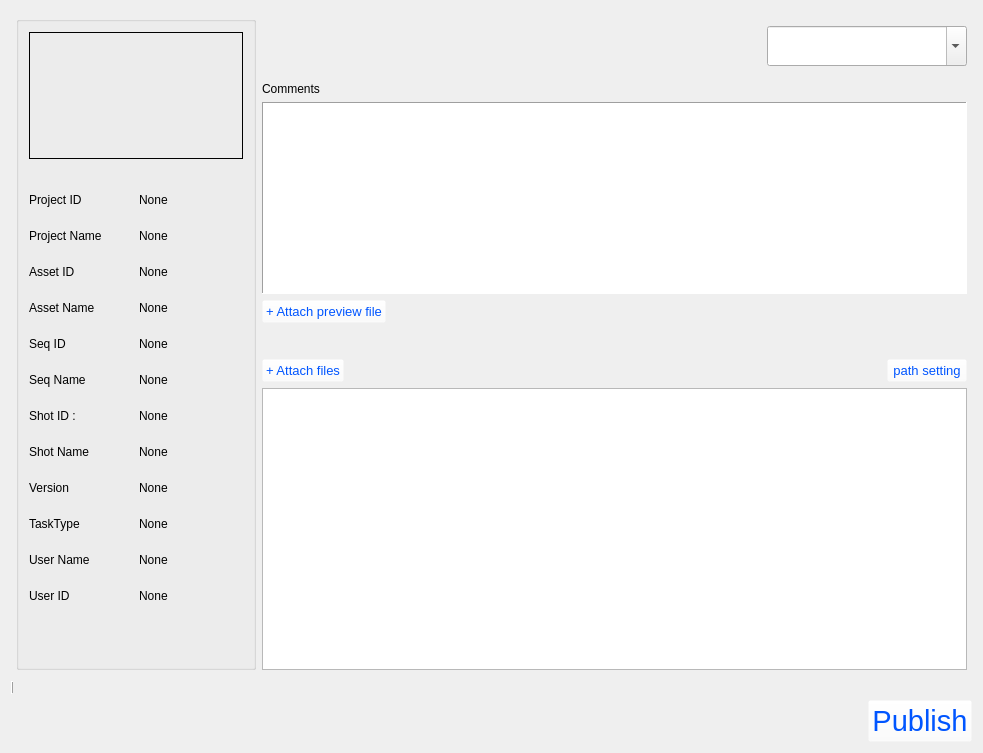
free8011/wormhole_whApp, file ui/localpubtool.ui: the form before one commit.
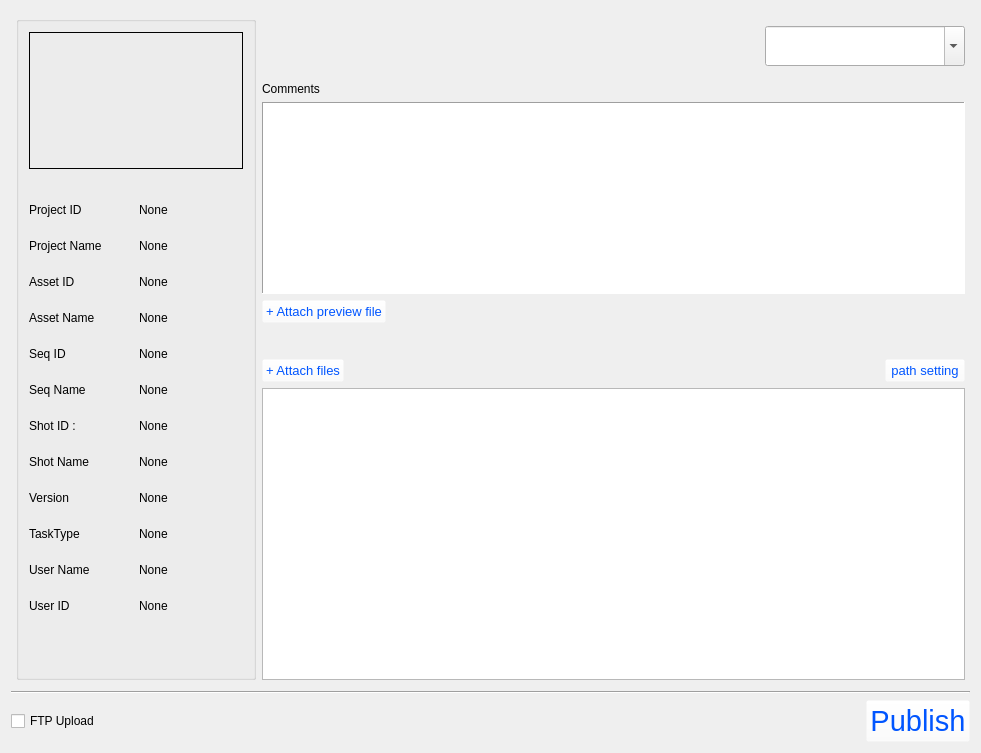
The form after the commit. Icons and pictures are not drawn.

What changed in the file:
```diff
--- a/ui/localpubtool.ui
+++ b/ui/localpubtool.ui
@@ -6,7 +6,7 @@
    <rect>
     <x>0</x>
     <y>0</y>
-    <width>983</width>
+    <width>981</width>
     <height>753</height>
    </rect>
   </property>
@@ -1010,32 +1010,27 @@
     </layout>
    </item>
    <item>
-    <widget class="Line" name="line">
-     <property name="sizePolicy">
-      <sizepolicy hsizetype="Fixed" vsizetype="Minimum">
-       <horstretch>0</horstretch>
-       <verstretch>0</verstretch>
-      </sizepolicy>
-     </property>
-     <property name="minimumSize">
-      <size>
-       <width>0</width>
-       <height>13</height>
-      </size>
-     </property>
-     <property name="frameShadow">
-      <enum>QFrame::Raised</enum>
-     </property>
-     <property name="lineWidth">
-      <number>1</number>
-     </property>
+    <widget class="Line" name="line_2">
      <property name="orientation">
-      <enum>Qt::Vertical</enum>
+      <enum>Qt::Horizontal</enum>
      </property>
     </widget>
    </item>
    <item>
     <layout class="QHBoxLayout" name="horizontalLayout_5">
+     <item>
+      <widget class="QCheckBox" name="FTP_cbx">
+       <property name="minimumSize">
+        <size>
+         <width>47</width>
+         <height>0</height>
+        </size>
+       </property>
+       <property name="text">
+        <string>FTP Upload</string>
+       </property>
+      </widget>
+     </item>
      <item>
       <spacer name="horizontalSpacer_2">
        <property name="orientation">
```
Left out of the diff: 3 changed lines with no effect on the pictures.
